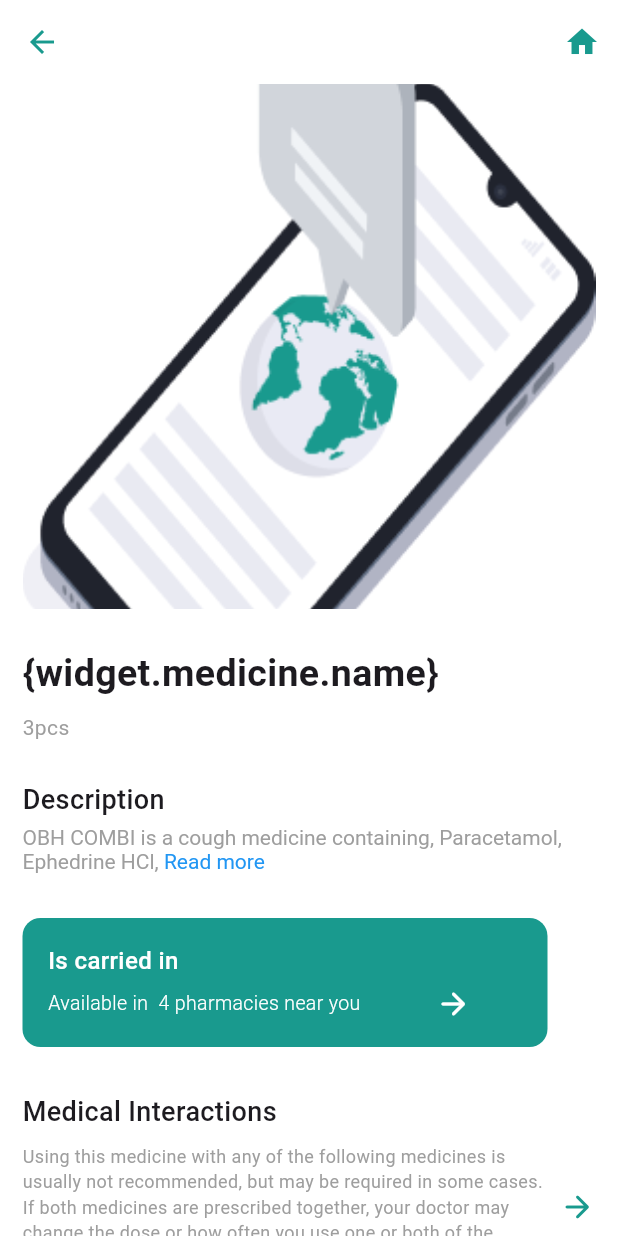
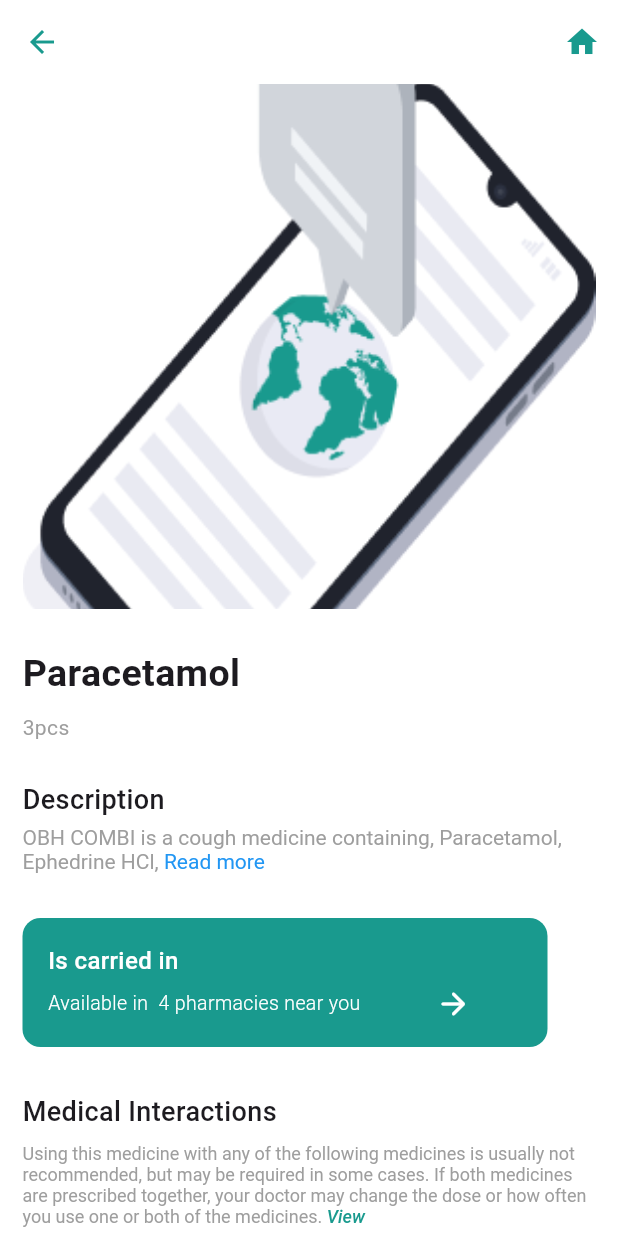
Before and after one commit to YaraShehadeh/pharma_ease, a Flutter app: the MedicineDetailsScreen screen opened directly, on a phone screen of 412 x 824 dp. Run offline on Flutter 3.47's test engine with Material 3 defaults, Android fonts, the phone set to English and light mode, and no system bars; our stand-ins replace google_fonts, google_maps_flutter, location; missing offline and left inert: flutter_barcode_scanner.

Commit message:
modified medical details, removed arrow in medical interactions and replaced it with view

```diff
--- a/lib/src/ui/screens/medicine_details_screen.dart
+++ b/lib/src/ui/screens/medicine_details_screen.dart
@@ -1,3 +1,4 @@
+import 'package:flutter/gestures.dart';
 import 'package:flutter/material.dart';
 import 'package:pharmaease/src/ui/screens/MedicineSearch/search_medicine_screen.dart';
 import 'package:pharmaease/src/ui/theme/colors.dart';
@@ -43,7 +44,7 @@ class _MedicineDetailsScreenState extends State<MedicineDetailsScreen> {
         backgroundColor: Colors.white,
         elevation: 0,
         leading: IconButton(
-          icon: const Icon(Icons.arrow_back, color:pharmaGreenColor),
+          icon: const Icon(Icons.arrow_back, color: pharmaGreenColor),
           onPressed: () {
             Navigator.pushReplacement(context,
                 MaterialPageRoute(builder: (context) => MedicineListScreen()));
@@ -86,7 +87,7 @@ class _MedicineDetailsScreenState extends State<MedicineDetailsScreen> {
                         itemBuilder: (context, index) {
                           return Image.asset(
                             widget.medicine.images[index],
-                            height: 150,
+                            height: MediaQuery.of(context).size.height * 2,
                             width: double.infinity,
                             fit: BoxFit.cover,
                           );
@@ -115,11 +116,11 @@ class _MedicineDetailsScreenState extends State<MedicineDetailsScreen> {
                   ),
                 ),
               const SizedBox(height: 25),
-              const Row(
+              Row(
                 mainAxisAlignment: MainAxisAlignment.start,
                 children: [
                   Text(
-                    "{widget.medicine.name}",
+                    widget.medicine.name,
                     style: TextStyle(fontWeight: FontWeight.w700, fontSize: 25),
                   ),
                 ],
@@ -247,20 +248,38 @@ class _MedicineDetailsScreenState extends State<MedicineDetailsScreen> {
                 ],
               ),
               const SizedBox(height: 8),
-              const Row(
+              Row(
                 children: [
                   Flexible(
-                    child: Text(
-                      "Using this medicine with any of the following medicines is usually not recommended, but may be required in some cases. If both medicines are prescribed together, your doctor may change the dose or how often you use one or both of the medicines.",
-                      style: TextStyle(color: Colors.grey, fontSize: 12),
+                    child: RichText(
+                      text: TextSpan(
+                        children: [
+                          TextSpan(
+                            text:
+                                "Using this medicine with any of the following medicines is usually not recommended, but may be required in some cases. If both medicines are prescribed together, "
+                                "your doctor may change the dose or how often you use one or both of the medicines.",
+                            style: TextStyle(color: Colors.grey, fontSize: 12),
+                          ),
+                          TextSpan(
+                            text: " View",
+                            style: TextStyle(
+                                fontStyle: FontStyle.italic,
+                                fontWeight: FontWeight.w500,
+                                color: pharmaGreenColor,
+                                fontSize: 12),
+                            recognizer: TapGestureRecognizer()
+                              ..onTap = () {
+                                print("View tapped");
+                                // Add your onTap logic here
+                              },
+                          ),
+                        ],
+                      ),
                     ),
-                  ),
-                  Icon(
-                    Icons.arrow_forward_rounded,
-                    color: pharmaGreenColor,
                   ),
                 ],
               ),
+
               const SizedBox(height: 30),
               Row(
                 mainAxisAlignment: MainAxisAlignment.start,
@@ -270,7 +289,7 @@ class _MedicineDetailsScreenState extends State<MedicineDetailsScreen> {
                     padding: const EdgeInsets.symmetric(
                         horizontal: 17, vertical: 17),
                     decoration: BoxDecoration(
-                      color:pharmaGreenColor,
+                      color: pharmaGreenColor,
                       borderRadius: BorderRadius.circular(12),
                     ),
                     child: const Row(
```
